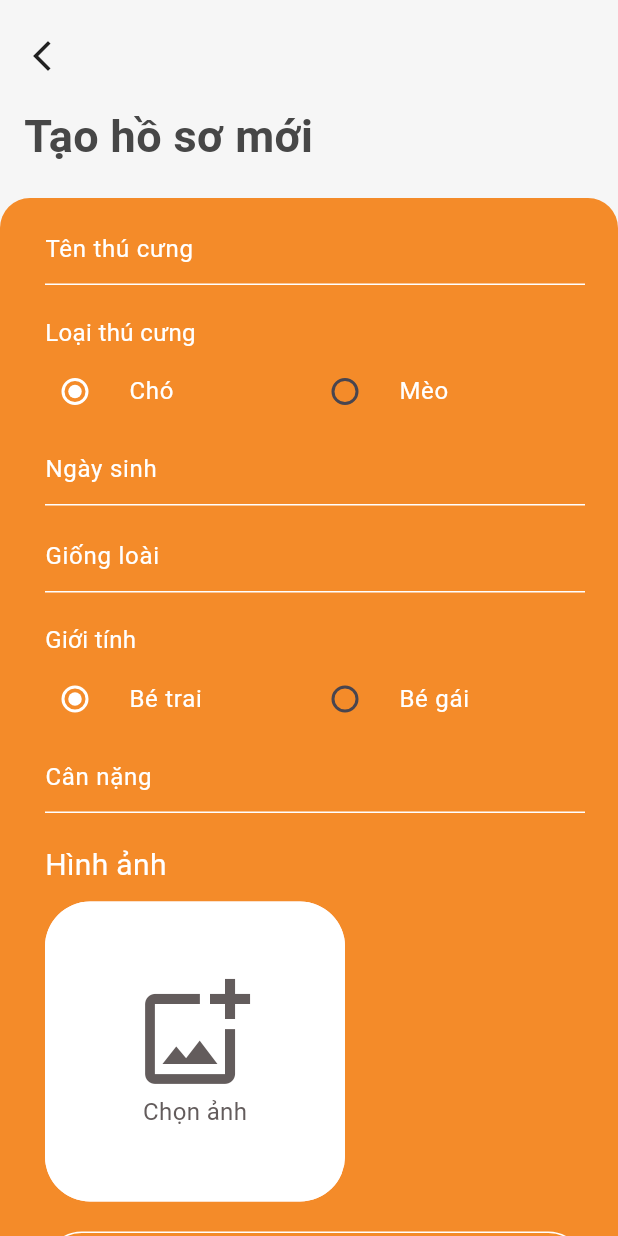
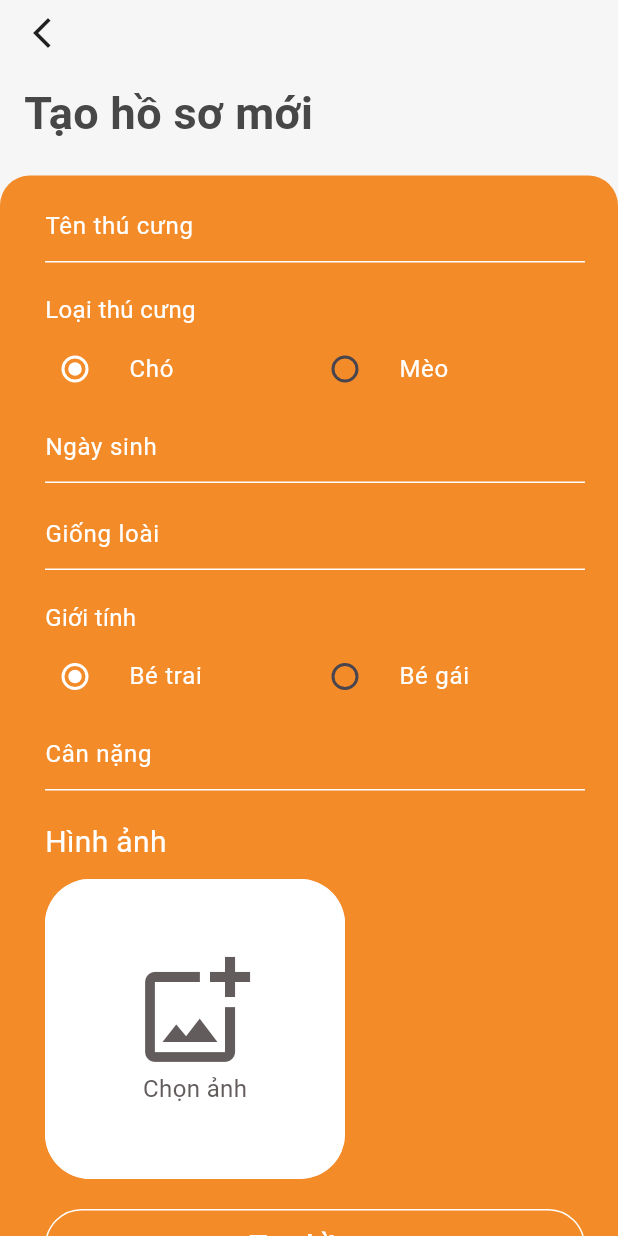
Before and after one commit to Anlele1701/DNT_Flutter_Pawtients, a Flutter app: the LayoutScreen screen opened directly, item 4 of the bottom bar chosen, after a tap on the "add" icon, on a phone screen of 412 x 824 dp. Run offline on Flutter 3.47's test engine with Material 3 defaults, Android fonts, the light colour scheme and no system bars; drawn by our look-alikes of toastification; our stand-ins replace carousel_slider, dio, flutter_riverpod, glassmorphism, image_picker, material_symbols_icons and 3 more; accounts and stored records are empty; network calls fail.

Commit message:
Fixed UI/UX + completed Appointment screen

```diff
--- a/frontend_cl/lib/view/addpetprofile_screen.dart
+++ b/frontend_cl/lib/view/addpetprofile_screen.dart
@@ -56,7 +56,7 @@ class _AddPetProfileScreenState extends State<AddPetProfileScreen> {
                 GestureDetector(
                     onTap: () => Navigator.pop(context),
                     child: const Padding(
-                      padding: EdgeInsets.only(left: 16, top: 25),
+                      padding: EdgeInsets.only(left: 16, top: 10),
                       child: Icon(Icons.arrow_back_ios_new),
                     )),
                 const Padding(
--- /dev/null
+++ b/frontend_cl/lib/view/appointment_screen.dart
@@ -0,0 +1,91 @@
+import 'package:flutter/material.dart';
+import 'package:flutter/widgets.dart';
+import 'package:frontend/view/widget/item_list_view.dart';
+import 'package:table_calendar/table_calendar.dart';
+
+class AppointmentScreen extends StatefulWidget {
+  const AppointmentScreen({super.key});
+
+  @override
+  State<AppointmentScreen> createState() => _AppointmentScreenState();
+}
+
+class _AppointmentScreenState extends State<AppointmentScreen> {
+  DateTime _currentDay = DateTime.now();
+  DateTime _focusDay = DateTime.now();
+
+  @override
+  Widget build(BuildContext context) {
+    return Scaffold(
+      body: Center(
+        child: Padding(
+          padding: const EdgeInsets.symmetric(horizontal: 20, vertical: 10),
+          child: Column(children: [
+            Container(
+              padding: const EdgeInsets.symmetric(horizontal: 15, vertical: 10),
+              decoration: BoxDecoration(
+                  color: Colors.white,
+                  borderRadius: BorderRadius.circular(25),
+                  boxShadow: [
+                    BoxShadow(
+                      color: Colors.black.withOpacity(.25),
+                      blurRadius: 5,
+                    )
+                  ]),
+              child: TableCalendar(
+                focusedDay: _focusDay,
+                headerStyle: const HeaderStyle(
+                  formatButtonVisible: false,
+                  titleTextStyle: TextStyle(fontSize: 20),
+                  titleCentered: true,
+                ),
+                calendarStyle: const CalendarStyle(
+                    isTodayHighlighted: true,
+                    todayTextStyle: TextStyle(
+                        color: Colors.red, fontWeight: FontWeight.bold),
+                    todayDecoration: BoxDecoration(
+                      color: Colors.transparent,
+                      shape: BoxShape.circle,
+                    ),
+                    selectedDecoration: BoxDecoration(
+                      color: Color(0xffF48B29),
+                      shape: BoxShape.circle,
+                    )),
+                firstDay: DateTime.now(),
+                lastDay: DateTime.now().add(const Duration(days: 60)),
+                calendarFormat: CalendarFormat.month,
+                onDaySelected: (DateTime selectedDay, DateTime focusedDay) {
+                  setState(() {
+                    _currentDay = selectedDay;
+                    _focusDay = focusedDay;
+                  });
+                },
+                selectedDayPredicate: (day) => isSameDay(_currentDay, day),
+              ),
+            ),
+            const SizedBox(height: 20),
+            const Row(
+              children: [
+                Text(
+                  "Lịch hẹn sắp tới",
+                  style: TextStyle(fontSize: 21, fontWeight: FontWeight.bold),
+                )
+              ],
+            ),
+            SizedBox(
+              height: 230,
+              child: ListView.builder(
+                itemCount: 3,
+                itemBuilder: (context, index) {
+                  return const ItemListView(
+                      textInput:
+                          "Khám bệnh"); // Access the pre-created ItemListView objects
+                },
+              ),
+            )
+          ]),
+        ),
+      ),
+    );
+  }
+}
--- a/frontend_cl/lib/view/booking_screen.dart
+++ b/frontend_cl/lib/view/booking_screen.dart
@@ -31,7 +31,16 @@ class _BookingScreenState extends State<BookingScreen> {
           children: [
             Container(
               padding: const EdgeInsets.symmetric(horizontal: 20, vertical: 10),
-              color: Colors.white,
+              margin: const EdgeInsets.only(left: 20, right: 20, top: 20),
+              decoration: BoxDecoration(
+                  color: Colors.white,
+                  borderRadius: BorderRadius.circular(25),
+                  boxShadow: [
+                    BoxShadow(
+                      color: Colors.black.withOpacity(.25),
+                      blurRadius: 5,
+                    )
+                  ]),
               child: TableCalendar(
                 focusedDay: _focusDay,
                 headerStyle: const HeaderStyle(
--- a/frontend_cl/lib/view/layout_screen.dart
+++ b/frontend_cl/lib/view/layout_screen.dart
@@ -1,12 +1,14 @@
 import 'package:flutter/material.dart';
 import 'package:frontend/view/addpetprofile_screen.dart';
+import 'package:frontend/view/appointment_screen.dart';
+import 'package:frontend/view/booking_screen.dart';
 import 'package:frontend/view/home_screen.dart';
 import 'package:frontend/view/petprofile_screen.dart';
 import 'package:frontend/view/widget/Layout/app_bar.dart';
 import 'package:material_symbols_icons/symbols.dart';
 
 class LayoutScreen extends StatefulWidget {
-  LayoutScreen({super.key});
+  const LayoutScreen({super.key});
 
   @override
   State<LayoutScreen> createState() => _LayoutScreenState();
@@ -15,6 +17,13 @@ class LayoutScreen extends StatefulWidget {
 class _LayoutScreenState extends State<LayoutScreen> {
   int _selectedIndex = 0;
   List<Widget> _pages = [];
+  List<String> _titles = [
+    '',
+    'Lịch hẹn',
+    'Đặt lịch',
+    'Hồ sơ thú cưng',
+    'Trang cá nhân'
+  ];
   void _onItemTapped(int index) {
     setState(() {
       _selectedIndex = index;
@@ -25,11 +34,11 @@ class _LayoutScreenState extends State<LayoutScreen> {
   void initState() {
     super.initState();
     _pages = [
-      HomeScreen(),
-      HomeScreen(),
-      AddPetProfileScreen(),
-      PetProfileScreen(),
-      AddPetProfileScreen()
+      const HomeScreen(),
+      const AppointmentScreen(),
+      const BookingScreen(),
+      const PetProfileScreen(),
+      const AddPetProfileScreen()
     ];
   }
 
@@ -42,7 +51,8 @@ class _LayoutScreenState extends State<LayoutScreen> {
   Widget build(BuildContext context) {
     return Scaffold(
       appBar: PreferredSize(
-          preferredSize: const Size.fromHeight(55), child: MyAppBar(title: '')),
+          preferredSize: const Size.fromHeight(55),
+          child: MyAppBar(title: _titles[_selectedIndex])),
       body: IndexedStack(
         index: _selectedIndex,
         children: _pages,
@@ -63,7 +73,7 @@ class _LayoutScreenState extends State<LayoutScreen> {
           child: ClipRRect(
             borderRadius: const BorderRadius.all(Radius.circular(18)),
             child: BottomNavigationBar(
-              backgroundColor: const Color(0xffF6F8FE),
+              backgroundColor: const Color(0xffFFFFFF),
               type: BottomNavigationBarType.fixed,
               currentIndex: _selectedIndex,
               onTap: _onItemTapped,
--- a/frontend_cl/lib/view/login_screen.dart
+++ b/frontend_cl/lib/view/login_screen.dart
@@ -121,8 +121,10 @@ class _LoginScreenState extends State<LoginScreen> {
                             hintText: "Password",
                             icon: const Icon(Icons.lock_outlined,
                                 color: Color(0xff808080), size: 23),
+                            suffixIconConstraints:
+                                const BoxConstraints(minWidth: 0, minHeight: 0),
                             suffixIcon: Padding(
-                              padding: const EdgeInsets.fromLTRB(0, 0, 4, 0),
+                              padding: const EdgeInsets.fromLTRB(0, 0, 20, 0),
                               child: GestureDetector(
                                 onTap: _toggleObscured,
                                 child: Icon(
@@ -163,14 +165,12 @@ class _LoginScreenState extends State<LoginScreen> {
                         ]),
                     child: FilledButton(
                       onPressed: () {
-                        // final loadingState =
-                        //     Provider.of<LoadingState>(context, listen: false);
                         AuthServicess()
                             .login(username.text, password.text, context);
                       },
                       style: const ButtonStyle(
                         backgroundColor:
-                            MaterialStatePropertyAll<Color>(Color(0xffFF810B)),
+                            WidgetStatePropertyAll<Color>(Color(0xffFF810B)),
                       ),
                       child: const Text("Đăng nhập",
                           style: TextStyle(
--- a/frontend_cl/lib/view/petprofile_screen.dart
+++ b/frontend_cl/lib/view/petprofile_screen.dart
@@ -22,9 +22,6 @@ class _PetProfileScreenState extends State<PetProfileScreen> {
     final screenWidth = MediaQuery.of(context).size.width;
     final screenHeight = MediaQuery.of(context).size.height;
     return Scaffold(
-        appBar: PreferredSize(
-            preferredSize: const Size.fromHeight(50),
-            child: MyAppBar(title: "Hồ sơ thú cưng")),
         body: Container(
       height: screenHeight,
       width: screenWidth,
@@ -98,8 +95,7 @@ class _PetProfileScreenState extends State<PetProfileScreen> {
                               const Text(
                                 "Mi Mi",
                                 style: TextStyle(
-                                        fontSize: 22,
-                                        fontWeight: FontWeight.w700),
+                                    fontSize: 22, fontWeight: FontWeight.w700),
                               ),
                               Row(
                                 mainAxisAlignment:
@@ -161,6 +157,7 @@ class _PetProfileScreenState extends State<PetProfileScreen> {
                     BoxShadow(blurRadius: 14, color: Colors.grey)
                   ]),
               child: Material(
+                color: Colors.white,
                 borderRadius: BorderRadius.circular(20),
                 child: InkWell(
                   customBorder: RoundedRectangleBorder(
@@ -174,8 +171,7 @@ class _PetProfileScreenState extends State<PetProfileScreen> {
                     ),
                     leading: const Icon(Icons.history),
                     dense: false,
-                        visualDensity:
-                            VisualDensity(horizontal: -2, vertical: -2),
+                    visualDensity: VisualDensity(horizontal: -2, vertical: -2),
                   ),
                 ),
               ),
--- a/frontend_cl/lib/view/register_screen.dart
+++ b/frontend_cl/lib/view/register_screen.dart
@@ -247,7 +247,11 @@ class _PasswordTFState extends State<PasswordTF> {
                 icon: Icon(widget.iconInput,
                     color: const Color(0xff808080), size: 23),
                 border: InputBorder.none,
-                suffixIcon: GestureDetector(
+                suffixIconConstraints:
+                    const BoxConstraints(minWidth: 0, minHeight: 0),
+                suffixIcon: Padding(
+                  padding: const EdgeInsets.fromLTRB(0, 0, 14, 0),
+                  child: GestureDetector(
                     onTap: () => setState(() {
                       widget.onToggleVisibility(!widget.textObscure);
                     }),
@@ -255,8 +259,9 @@ class _PasswordTFState extends State<PasswordTF> {
                         !widget.textObscure
                             ? Icons.visibility_rounded
                             : Icons.visibility_off_rounded,
-                      size: 23,
+                        size: 22,
                         color: const Color(0xff808080)),
+                  ),
                 ),
               )),
         ),
--- a/frontend_cl/lib/view/widget/item_list_view.dart
+++ b/frontend_cl/lib/view/widget/item_list_view.dart
@@ -39,13 +39,11 @@ class _ItemListViewState extends State<ItemListView> {
                 borderRadius: BorderRadius.all(Radius.circular(8)),
                 color: Color(0xffFFC368)),
             child: Container(
-              padding: const EdgeInsets.all(10),
-              child: Image.network(
-                "https://randomuser.me/api/portraits/med/men/8.jpg",
-                width: 30,
-                height: 30,
-              ),
-            ),
+                padding: const EdgeInsets.all(10),
+                child: Image(
+                  image: AssetImage('assets/images/catprofile.png'),
+                  fit: BoxFit.contain,
+                )),
           ),
           const SizedBox(
             width: 20,
```
Lines whose indentation alone changed are shown as unchanged.
